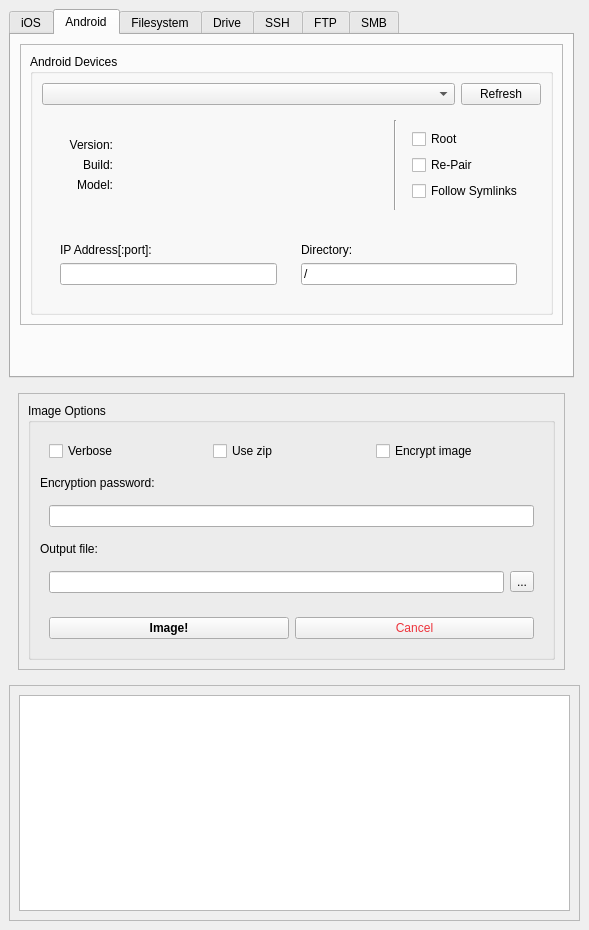
This is gui/afflux.ui in MarshallUCyber/afflux as Qt 5 draws it before an edit. The edited form follows.
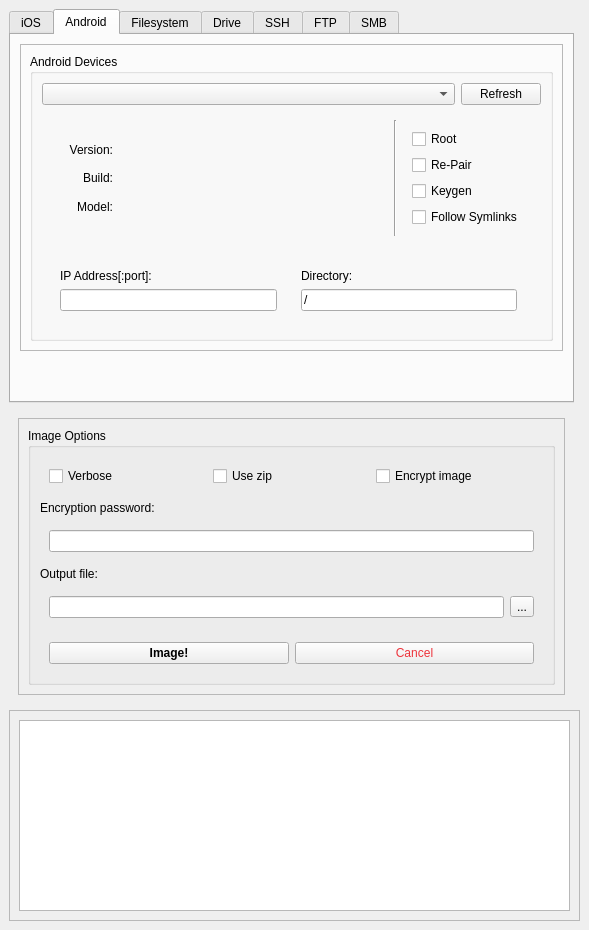
This is the edited form. The open tabs and pages were chosen to show the change.

Commit message: Add keygen option to GUI for Android

Patch:
```diff
--- a/gui/afflux.ui
+++ b/gui/afflux.ui
@@ -431,6 +431,13 @@
                       </property>
                      </widget>
                     </item>
+                    <item>
+                     <widget class="QCheckBox" name="androidKeygenCheckbox">
+                      <property name="text">
+                       <string>Keygen</string>
+                      </property>
+                     </widget>
+                    </item>
                     <item>
                      <widget class="QCheckBox" name="androidFollowSymlinksCheckbox">
                       <property name="text">
```
The commit also changes 3 other files.
